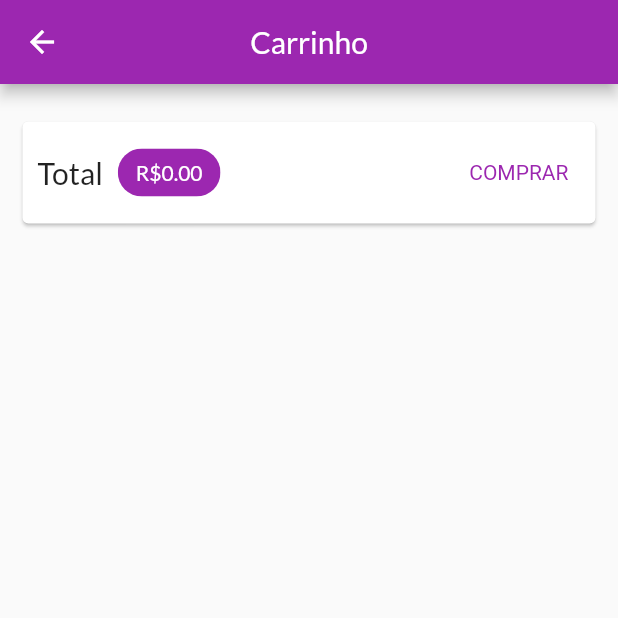
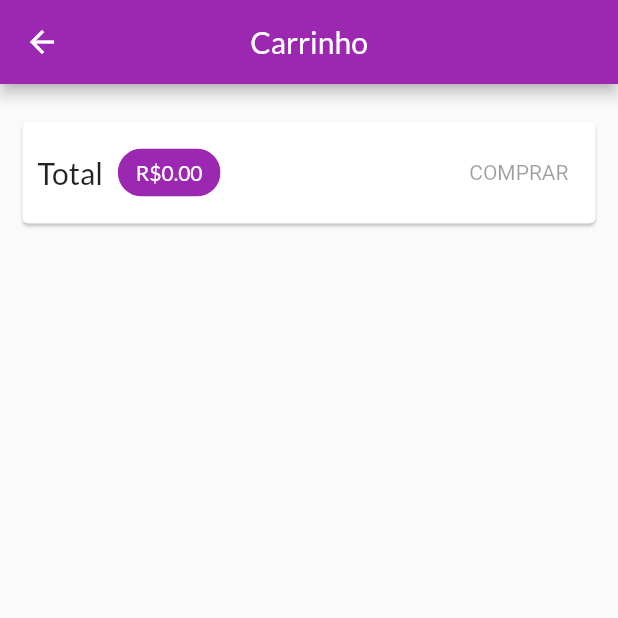
Before and after one commit to thgoas/shop, a Flutter app: the CartPage screen opened by its route, on a phone screen of 412 x 824 dp, the top half of it. Run offline on Flutter 3.47's test engine with Material 2 defaults, Android fonts, the phone set to English and light mode, and no system bars; network calls fail.

```diff
--- a/lib/pages/cart_page.dart
+++ b/lib/pages/cart_page.dart
@@ -49,24 +49,7 @@ class CartPage extends StatelessWidget {
                     ),
                   ),
                   Spacer(),
-                  TextButton(
-                    onPressed: () {
-                      Provider.of<OrderList>(
-                        context,
-                        listen: false,
-                      ).addOrder(
-                        cart,
-                      );
-
-                      cart.clear();
-                    },
-                    child: Text('COMPRAR'),
-                    style: TextButton.styleFrom(
-                      textStyle: TextStyle(
-                        color: Theme.of(context).colorScheme.primary,
-                      ),
-                    ),
-                  ),
+                  CartButton(cart: cart),
                 ],
               ),
             ),
@@ -82,3 +65,46 @@ class CartPage extends StatelessWidget {
     );
   }
 }
+
+class CartButton extends StatefulWidget {
+  const CartButton({
+    Key? key,
+    required this.cart,
+  }) : super(key: key);
+
+  final Cart cart;
+
+  @override
+  State<CartButton> createState() => _CartButtonState();
+}
+
+class _CartButtonState extends State<CartButton> {
+  bool _isLoading = false;
+  @override
+  Widget build(BuildContext context) {
+    return _isLoading
+        ? CircularProgressIndicator()
+        : TextButton(
+            onPressed: widget.cart.itemsCount == 0
+                ? null
+                : () async {
+                    setState(() => _isLoading = true);
+                    await Provider.of<OrderList>(
+                      context,
+                      listen: false,
+                    ).addOrder(
+                      widget.cart,
+                    );
+
+                    widget.cart.clear();
+                    setState(() => _isLoading = false);
+                  },
+            child: Text('COMPRAR'),
+            style: TextButton.styleFrom(
+              textStyle: TextStyle(
+                color: Theme.of(context).colorScheme.primary,
+              ),
+            ),
+          );
+  }
+}
--- a/lib/utils/constants.dart
+++ b/lib/utils/constants.dart
@@ -1,4 +1,6 @@
 class Constants {
   static const PRODUCT_BASE_URL =
       'https://shop-ec10c-default-rtdb.firebaseio.com/products';
+  static const ORDER_BASE_URL =
+      'https://shop-ec10c-default-rtdb.firebaseio.com/orders';
 }
```
Also changed, not shown: lib/models/order_list.dart (+26 -3 lines).
